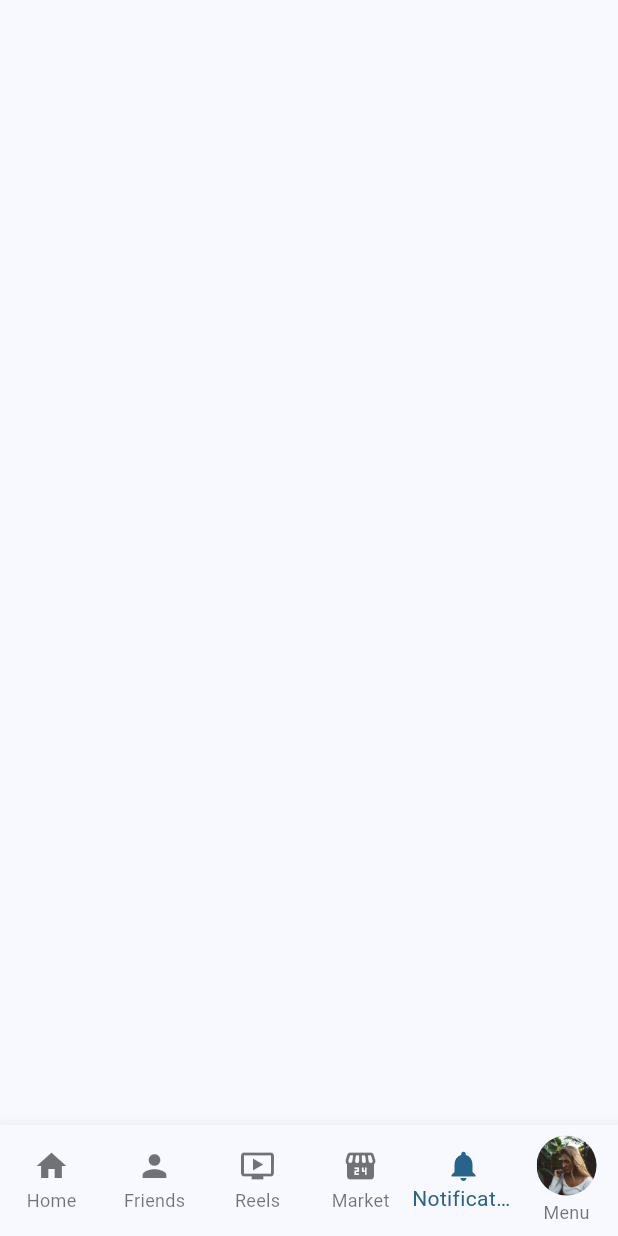
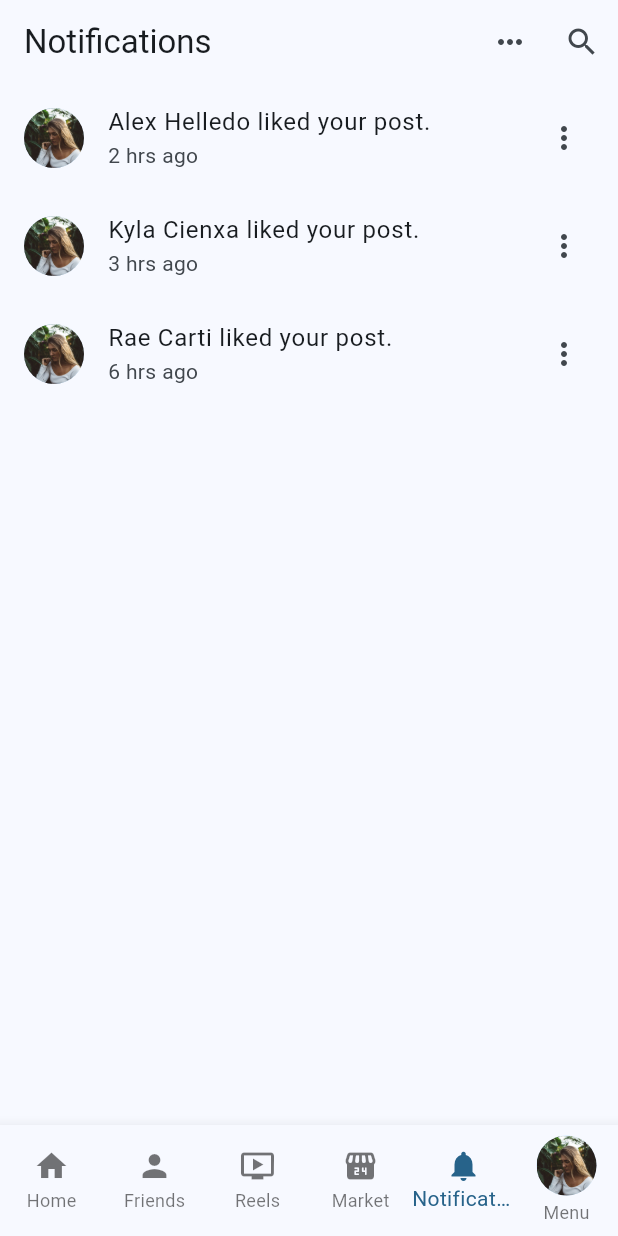
Before and after one commit to faithzxc/facebook-helledo_49, a Flutter app: the screen it shows after launch, item 5 of the bottom bar chosen, on a phone screen of 412 x 824 dp. Run offline on Flutter 3.47's test engine with Material 3 defaults, Android fonts, the phone set to English and light mode, and no system bars.

Commit message:
helledo_midterm

```diff
--- a/facebook/lib/pages/notifications.dart
+++ b/facebook/lib/pages/notifications.dart
@@ -10,6 +10,42 @@ class NotificationsPage extends StatefulWidget {
 class _NotificationsPageState extends State<NotificationsPage> {
   @override
   Widget build(BuildContext context) {
-    return const Scaffold();
+    return Scaffold(
+      appBar: AppBar(
+        title: const Text('Notifications'),
+        actions: [
+          IconButton(onPressed: () {}, icon: const Icon(Icons.more_horiz)),
+          IconButton(onPressed: () {}, icon: const Icon(Icons.search)),
+        ],
+      ),
+      body: Column(
+        children: [
+          ListTile(
+            leading: const CircleAvatar(
+              backgroundImage: AssetImage('assets/profile/prof1.jpg'),
+            ),
+            title: const Text('Alex Helledo liked your post.'),
+            subtitle: const Text('2 hrs ago'),
+            trailing: const Icon(Icons.more_vert),
+          ),
+          ListTile(
+            leading: const CircleAvatar(
+              backgroundImage: AssetImage('assets/profile/prof1.jpg'),
+            ),
+            title: const Text('Kyla Cienxa liked your post.'),
+            subtitle: const Text('3 hrs ago'),
+            trailing: const Icon(Icons.more_vert),
+          ),
+          ListTile(
+            leading: const CircleAvatar(
+              backgroundImage: AssetImage('assets/profile/prof1.jpg'),
+            ),
+            title: const Text('Rae Carti liked your post.'),
+            subtitle: const Text('6 hrs ago'),
+            trailing: const Icon(Icons.more_vert),
+          ),
+        ],
+      ),
+    );
   }
 }
```
Also changed, not shown: facebook/lib/pages/friends.dart (line endings or trailing spaces).
